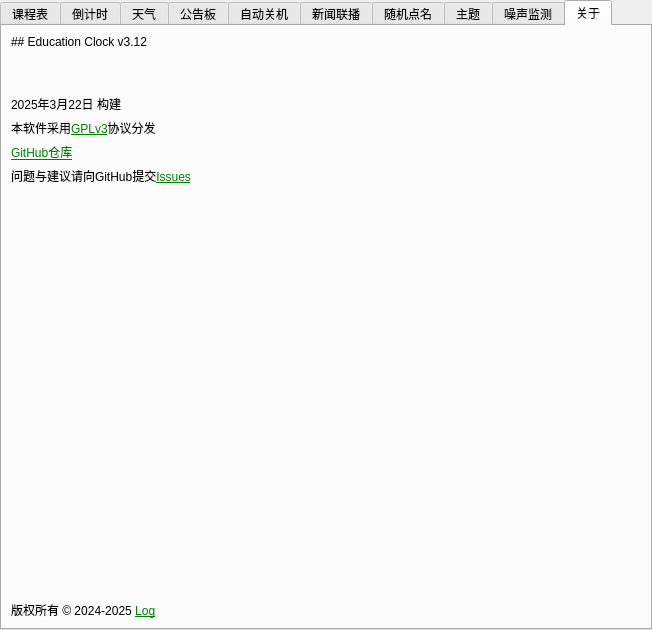
Qt form ui/setting.ui (Return-Log/Education-Clock) before a commit.
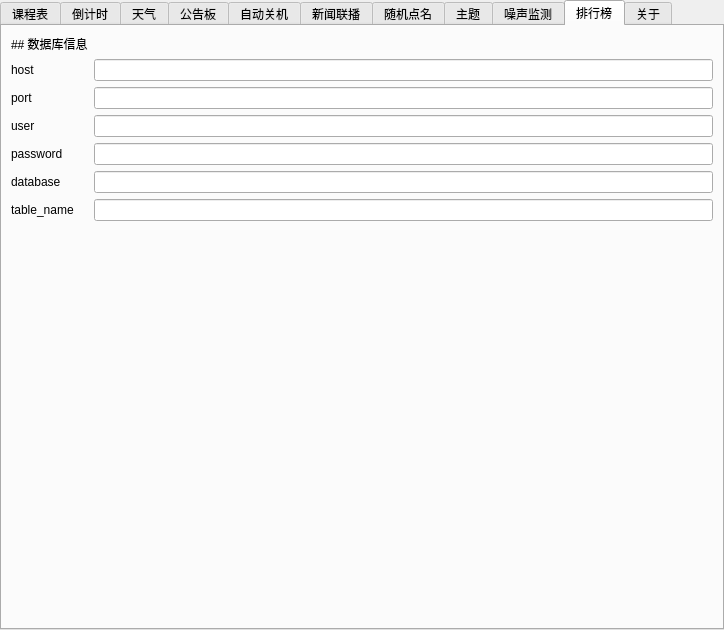
The same form after that commit. Icons and pictures are not drawn.

```diff
--- a/ui/setting.ui
+++ b/ui/setting.ui
@@ -6,7 +6,7 @@
    <rect>
     <x>0</x>
     <y>0</y>
-    <width>652</width>
+    <width>724</width>
     <height>629</height>
    </rect>
   </property>
@@ -1051,6 +1051,96 @@
        </item>
       </layout>
      </widget>
+     <widget class="QWidget" name="tab_18">
+      <attribute name="title">
+       <string>排行榜</string>
+      </attribute>
+      <layout class="QGridLayout" name="gridLayout_16">
+       <item row="0" column="0">
+        <widget class="QLabel" name="label_67">
+         <property name="text">
+          <string>## 数据库信息</string>
+         </property>
+         <property name="textFormat">
+          <enum>Qt::MarkdownText</enum>
+         </property>
+        </widget>
+       </item>
+       <item row="3" column="0">
+        <widget class="QLabel" name="label_69">
+         <property name="text">
+          <string>user</string>
+         </property>
+        </widget>
+       </item>
+       <item row="1" column="0">
+        <widget class="QLabel" name="label_68">
+         <property name="text">
+          <string>host</string>
+         </property>
+        </widget>
+       </item>
+       <item row="4" column="0">
+        <widget class="QLabel" name="label_70">
+         <property name="text">
+          <string>password</string>
+         </property>
+        </widget>
+       </item>
+       <item row="5" column="0">
+        <widget class="QLabel" name="label_71">
+         <property name="text">
+          <string>database</string>
+         </property>
+        </widget>
+       </item>
+       <item row="2" column="1">
+        <widget class="QLineEdit" name="lineEdit_30"/>
+       </item>
+       <item row="1" column="1">
+        <widget class="QLineEdit" name="lineEdit_29"/>
+       </item>
+       <item row="6" column="1">
+        <widget class="QLineEdit" name="lineEdit_34"/>
+       </item>
+       <item row="3" column="1">
+        <widget class="QLineEdit" name="lineEdit_31"/>
+       </item>
+       <item row="4" column="1">
+        <widget class="QLineEdit" name="lineEdit_32"/>
+       </item>
+       <item row="6" column="0">
+        <widget class="QLabel" name="label_73">
+         <property name="text">
+          <string>table_name</string>
+         </property>
+        </widget>
+       </item>
+       <item row="5" column="1">
+        <widget class="QLineEdit" name="lineEdit_33"/>
+       </item>
+       <item row="2" column="0">
+        <widget class="QLabel" name="label_72">
+         <property name="text">
+          <string>port</string>
+         </property>
+        </widget>
+       </item>
+       <item row="7" column="0">
+        <spacer name="verticalSpacer_11">
+         <property name="orientation">
+          <enum>Qt::Vertical</enum>
+         </property>
+         <property name="sizeHint" stdset="0">
+          <size>
+           <width>20</width>
+           <height>40</height>
+          </size>
+         </property>
+        </spacer>
+       </item>
+      </layout>
+     </widget>
      <widget class="QWidget" name="tab_6">
       <property name="minimumSize">
        <size>
@@ -1065,7 +1155,7 @@
        <item row="0" column="1" colspan="3">
         <widget class="QLabel" name="label_32">
          <property name="text">
-          <string>## Education Clock v3.12</string>
+          <string>## Education Clock v3.13</string>
          </property>
          <property name="textFormat">
           <enum>Qt::MarkdownText</enum>
@@ -1147,7 +1237,7 @@
        <item row="2" column="1" colspan="3">
         <widget class="QLabel" name="label_33">
          <property name="text">
-          <string>2025年3月22日 构建</string>
+          <string>2025年4月6日 构建</string>
          </property>
         </widget>
        </item>
```
